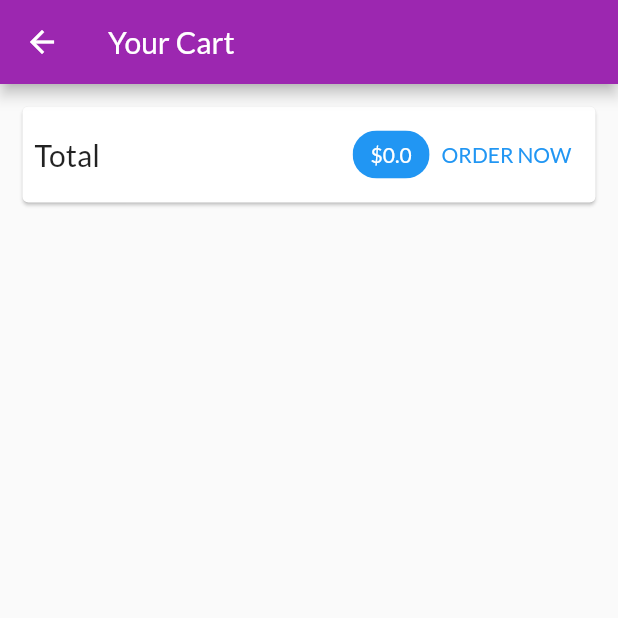
After one commit to rodrigodsluz/flutter_shop_app, a Flutter app: the CartScreen screen opened by its route, on a phone screen of 412 x 824 dp, the top half of it. The commit adds this screen. Run offline on Flutter 3.47's test engine with Material 2 defaults, Android fonts, the phone set to English and light mode, and no system bars; network calls fail.

```diff
--- a/lib/main.dart
+++ b/lib/main.dart
@@ -3,6 +3,7 @@ import 'package:provider/provider.dart';
 
 import '../screens/product_detail_screen.dart';
 import '../screens/products_overview_screen.dart';
+import '../screens/cart_screen.dart';
 
 import './providers/products.dart';
 import './providers/cart.dart';
@@ -31,6 +32,9 @@ class MyApp extends StatelessWidget {
         home: ProductsOverviewScreen(),
         routes: {
           ProductDetailScreen.routeName: (ctx) => ProductDetailScreen(),
-            }));
+          CartScreen.routeName: (ctx) => CartScreen(),
+        },
+      ),
+    );
   }
 }
--- /dev/null
+++ b/lib/screens/cart_screen.dart
@@ -0,0 +1,73 @@
+import 'package:flutter/material.dart';
+import 'package:provider/provider.dart';
+
+import '../providers/cart.dart' show Cart;
+
+import '../widgets/cart_item.dart';
+
+class CartScreen extends StatelessWidget {
+  static const routeName = '/cart';
+
+  @override
+  Widget build(BuildContext context) {
+    final cart = Provider.of<Cart>(context);
+
+    return Scaffold(
+      appBar: AppBar(
+        title: Text('Your Cart'),
+      ),
+      body: Column(
+        children: <Widget>[
+          Card(
+            margin: EdgeInsets.all(15),
+            child: Padding(
+              padding: EdgeInsets.all(8),
+              child: Row(
+                mainAxisAlignment: MainAxisAlignment.spaceBetween,
+                children: <Widget>[
+                  Text(
+                    'Total',
+                    style: TextStyle(fontSize: 20),
+                  ),
+                  Spacer(),
+                  Chip(
+                    label: Text(
+                      '\$${cart.totalAmount}',
+                      style: TextStyle(
+                        color:
+                            Theme.of(context).primaryTextTheme.headline6.color,
+                      ),
+                    ),
+                    backgroundColor: Theme.of(context).primaryColor,
+                  ),
+                  TextButton(
+                    child: Text('ORDER NOW'),
+                    onPressed: () {},
+                    style: TextButton.styleFrom(
+                      foregroundColor: Theme.of(context).primaryColor,
+                    ),
+                  )
+                ],
+              ),
+            ),
+          ),
+          SizedBox(
+            height: 10,
+          ),
+          Expanded(
+            child: ListView.builder(
+              itemBuilder: (ctx, i) => CartItem(
+                cart.items.values.toList()[i].id,
+                cart.items.keys.toList()[i],
+                cart.items.values.toList()[i].price,
+                cart.items.values.toList()[i].quantity,
+                cart.items.values.toList()[i].title,
+              ),
+              itemCount: cart.itemCount,
+            ),
+          )
+        ],
+      ),
+    );
+  }
+}
```
Also changed, not shown: lib/screens/products_overview_screen.dart (+5 -2 lines), lib/widgets/cart_item.dart (added, +61 -0 lines), lib/widgets/product_item.dart (+23 -9 lines). Lines whose indentation alone changed are shown as unchanged.
